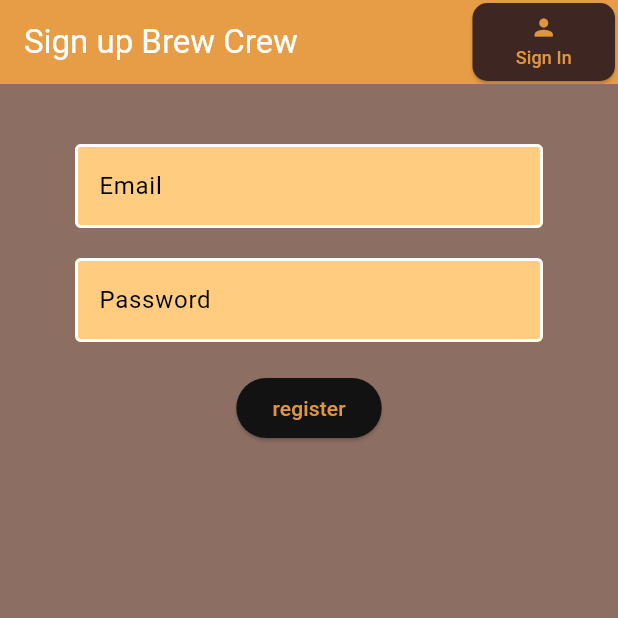
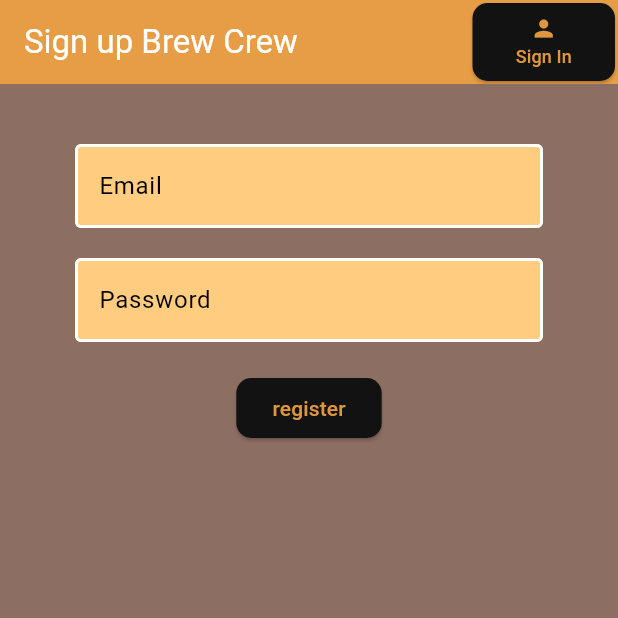
Before and after one commit to MohammadJavadJafari0/Brew-Crew-App-with-Flutter-Firebase-Provider-Order-Coffee-Application-for-Organizations, a Flutter app: the screen it shows after launch, after a tap on "sign in", after a tap on "Register", on a phone screen of 412 x 824 dp, the top half of it. Run offline on Flutter 3.47's test engine with Material 3 defaults, Android fonts, the phone set to English and light mode, and no system bars; our stand-ins replace firebase_auth, firebase_core, flutter_spinkit; accounts and stored records are empty.

Commit message:
TextFields UI Update

```diff
--- a/lib/main.dart
+++ b/lib/main.dart
@@ -27,7 +27,8 @@ class MyApp extends StatelessWidget {
       child: MaterialApp(
         debugShowCheckedModeBanner: false,
         theme: ThemeData.dark().copyWith(
-          scaffoldBackgroundColor: Colors.brown[400], // Change background color in all screens
+          scaffoldBackgroundColor:
+              Colors.brown[400], // Change background color in all screens
           colorScheme: const ColorScheme.dark()
               .copyWith(primary: const Color.fromARGB(255, 224, 150, 60)),
           hintColor: Colors.tealAccent,
--- a/lib/screens/authenticate/register.dart
+++ b/lib/screens/authenticate/register.dart
@@ -1,4 +1,5 @@
 import 'package:brew_crew/services/auth.dart';
+import 'package:brew_crew/shared/loading.dart';
 import 'package:flutter/material.dart';
 import 'package:brew_crew/shared/constants.dart';
 
@@ -13,6 +14,7 @@ class Register extends StatefulWidget {
 class _RegisterState extends State<Register> {
   final AuthService _authService = AuthService();
   final _formKey = GlobalKey<FormState>();
+  bool loading = false;
 
   //for text field
   String email = "";
@@ -21,7 +23,9 @@ class _RegisterState extends State<Register> {
 
   @override
   Widget build(BuildContext context) {
-    return Scaffold(
+    return loading
+        ? const Loading()
+        : Scaffold(
             appBar: AppBar(
               backgroundColor: const Color(0xFFE69D45),
               elevation: 0.0,
@@ -41,7 +45,6 @@ class _RegisterState extends State<Register> {
                           widget.toggleView();
                         },
                         style: ElevatedButton.styleFrom(
-                    backgroundColor: Colors.brown[900],
                           shape: RoundedRectangleBorder(
                             borderRadius: BorderRadius.circular(10),
                           ),
@@ -50,7 +53,7 @@ class _RegisterState extends State<Register> {
                           mainAxisAlignment: MainAxisAlignment.center,
                           children: [
                             Icon(Icons.person),
-                      SizedBox(height: 2),
+                            SizedBox(height: 1),
                             Text(
                               'Sign In',
                               style: TextStyle(fontSize: 12),
@@ -64,7 +67,8 @@ class _RegisterState extends State<Register> {
               ],
             ),
             body: Container(
-          padding: const EdgeInsets.symmetric(vertical: 20.0, horizontal: 50.0),
+                padding: const EdgeInsets.symmetric(
+                    vertical: 20.0, horizontal: 50.0),
                 child: Form(
                     key: _formKey,
                     child: Column(
@@ -73,9 +77,9 @@ class _RegisterState extends State<Register> {
                           height: 20.0,
                         ),
                         TextFormField(
-                    decoration: textInputDecoration.copyWith(hintText: "Email"),
-                    style: const TextStyle(
-                        color: Color.fromARGB(255, 224, 150, 60)),
+                          decoration:
+                              textInputDecoration.copyWith(hintText: "Email"),
+                          style: TextStyle(color: userTextColor),
                           validator: (value) =>
                               value!.isEmpty ? "Enter a Email" : null,
                           onChanged: (value) {
@@ -86,7 +90,9 @@ class _RegisterState extends State<Register> {
                           height: 20.0,
                         ),
                         TextFormField(
-                    decoration: textInputDecoration.copyWith(hintText: "Password"),
+                          decoration: textInputDecoration.copyWith(
+                              hintText: "Password"),
+                          style: TextStyle(color: userTextColor),
                           obscureText: true,
                           validator: (value) => value!.length < 6
                               ? "Enter a password 6+ chars long"
@@ -99,14 +105,26 @@ class _RegisterState extends State<Register> {
                           height: 20.0,
                         ),
                         ElevatedButton(
+                          style: ElevatedButton.styleFrom(
+                            shape: RoundedRectangleBorder(
+                              borderRadius: BorderRadius.circular(10),
+                            ),
+                          ),
                           onPressed: () async {
                             if (_formKey.currentState!.validate()) {
+                              setState(() {
+                                loading = true;
+                              });
                               print(email);
                               print(password);
                               dynamic result = await _authService
-                            .registerWithEmailAndPassword(email, password);
+                                  .registerWithEmailAndPassword(
+                                      email, password);
                               if (result == null) {
-                          setState(() => error = "Please supply a valid email");
+                                setState(() {
+                                  error = "Please supply a valid email";
+                                  loading = false;
+                                });
                               }
                             }
                           },
--- a/lib/screens/authenticate/sign_in.dart
+++ b/lib/screens/authenticate/sign_in.dart
@@ -1,5 +1,6 @@
 import 'package:brew_crew/models/my_user.dart';
 import 'package:brew_crew/shared/constants.dart';
+import 'package:brew_crew/shared/loading.dart';
 import 'package:firebase_auth/firebase_auth.dart';
 import 'package:brew_crew/services/auth.dart';
 import 'package:flutter/material.dart';
@@ -13,11 +14,10 @@ class SignIn extends StatefulWidget {
 }
 
 class _SignInState extends State<SignIn> {
-  final FirebaseAuth _auth =
-      FirebaseAuth.instance; // For Anon Firebase Authenticate
-
+  final FirebaseAuth _auth = FirebaseAuth.instance;
   final AuthService _authService = AuthService();
   final _formKey = GlobalKey<FormState>();
+  bool loading = false;
 
   String email = "";
   String password = "";
@@ -25,7 +25,9 @@ class _SignInState extends State<SignIn> {
 
   @override
   Widget build(BuildContext context) {
-    return Scaffold(
+    return loading
+        ? const Loading()
+        : Scaffold(
             appBar: AppBar(
               backgroundColor: const Color(0xFFE69D45),
               elevation: 0.0,
@@ -37,7 +39,7 @@ class _SignInState extends State<SignIn> {
                 Align(
                   alignment: Alignment.topRight,
                   child: Padding(
-              padding: const EdgeInsets.all(2.0),
+                    padding: const EdgeInsets.only(right: 3.0, bottom: 1.0),
                     child: Ink(
                       width: 95,
                       child: ElevatedButton(
@@ -45,7 +47,6 @@ class _SignInState extends State<SignIn> {
                           widget.toggleView();
                         },
                         style: ElevatedButton.styleFrom(
-                    backgroundColor: Colors.brown[900],
                           shape: RoundedRectangleBorder(
                             borderRadius: BorderRadius.circular(10),
                           ),
@@ -54,7 +55,7 @@ class _SignInState extends State<SignIn> {
                           mainAxisAlignment: MainAxisAlignment.center,
                           children: [
                             Icon(Icons.person),
-                      SizedBox(height: 2),
+                            SizedBox(height: 1),
                             Text(
                               'Register',
                               style: TextStyle(fontSize: 12),
@@ -68,7 +69,8 @@ class _SignInState extends State<SignIn> {
               ],
             ),
             body: Container(
-          padding: const EdgeInsets.symmetric(vertical: 20.0, horizontal: 50.0),
+                padding: const EdgeInsets.symmetric(
+                    vertical: 20.0, horizontal: 50.0),
                 child: Form(
                     key: _formKey,
                     child: Column(
@@ -77,9 +79,13 @@ class _SignInState extends State<SignIn> {
                           height: 20.0,
                         ),
                         TextFormField(
-                    decoration: textInputDecoration.copyWith(hintText: "Email"),
+                          decoration:
+                              textInputDecoration.copyWith(hintText: "Email"),
+                          style: TextStyle(color: userTextColor),
                           validator: (value) =>
-                        value!.isEmpty ? "Enter a Email" : null,
+                              value!.isEmpty || !validateEmail(email)
+                                  ? "Enter a valid Email"
+                                  : null,
                           onChanged: (value) {
                             setState(() => email = value);
                           },
@@ -88,8 +94,9 @@ class _SignInState extends State<SignIn> {
                           height: 20.0,
                         ),
                         TextFormField(
-                    decoration:
-                        textInputDecoration.copyWith(hintText: "Password"),
+                          decoration: textInputDecoration.copyWith(
+                              hintText: "Password"),
+                          style: TextStyle(color: userTextColor),
                           obscureText: true,
                           validator: (value) => value!.length < 6
                               ? "Enter a password 6+ chars long"
@@ -103,7 +110,6 @@ class _SignInState extends State<SignIn> {
                         ),
                         ElevatedButton(
                             style: ElevatedButton.styleFrom(
-                        backgroundColor: Colors.brown[900],
                               shape: RoundedRectangleBorder(
                                 borderRadius: BorderRadius.circular(10),
                               ),
@@ -111,13 +117,24 @@ class _SignInState extends State<SignIn> {
                             onPressed: () async {
                               if (_formKey.currentState!.validate()) {
                                 print("valid");
-
+                                setState(() {
+                                  loading = true; //loading screen
+                                });
+                                try {
                                   dynamic result =
                                       await _auth.signInWithEmailAndPassword(
                                           email: email, password: password);
                                   if (result == null) {
                                     setState(() => error =
                                         "Could not sign in with those credentials!");
+                                    loading = false;
+                                  }
+                                } on FirebaseAuthException catch (e) {
+                                  if (e.code == 'user-not-found') {
+                                    setState(() => error =
+                                        "Invalid email or password. Please try again.");
+                                  }
+                                  loading = false;
                                 }
                               }
                             },
--- a/lib/shared/constants.dart
+++ b/lib/shared/constants.dart
@@ -1,14 +1,23 @@
 import 'package:flutter/material.dart';
 
 //messageColor
-Color massagesColor = const Color.fromARGB(255, 144, 15, 6);
+Color massagesColor = Color.fromARGB(255, 246, 46, 46);
+Color userTextColor = const Color.fromARGB(255, 69, 52, 46);
 
 //textInputDecoration
 const textInputDecoration = InputDecoration(
     hintStyle: TextStyle(color: Colors.black),
+    errorStyle:
+        TextStyle(color: Color.fromARGB(255, 224, 150, 60), fontSize: 16.0),
     fillColor: Color(0xFFFFCC80),
     filled: true,
     enabledBorder: OutlineInputBorder(
         borderSide: BorderSide(color: Colors.white, width: 2.0)),
     focusedBorder: OutlineInputBorder(
         borderSide: BorderSide(color: Color(0xFFE69D45), width: 2.0)));
+
+//Validating Email Form
+bool validateEmail(String email) {
+  RegExp regExp = RegExp(r'^[\w-\.]+@([\w-]+\.)+[\w-]{2,4}$');
+  return regExp.hasMatch(email);
+}
```
Also changed, not shown: lib/shared/loading.dart (added, +17 -0 lines). Lines whose indentation alone changed are shown as unchanged.
